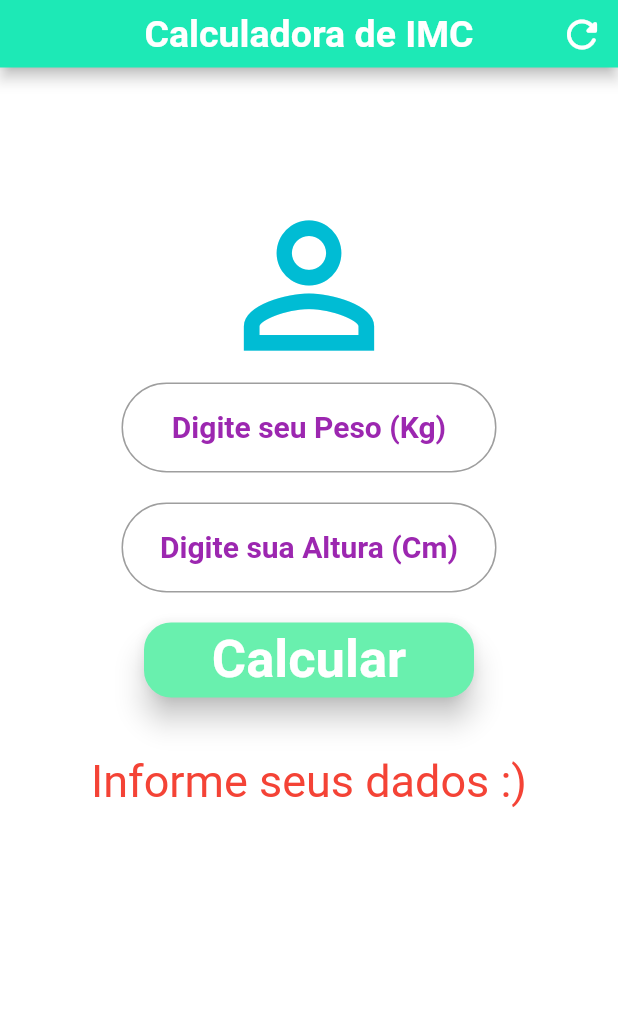
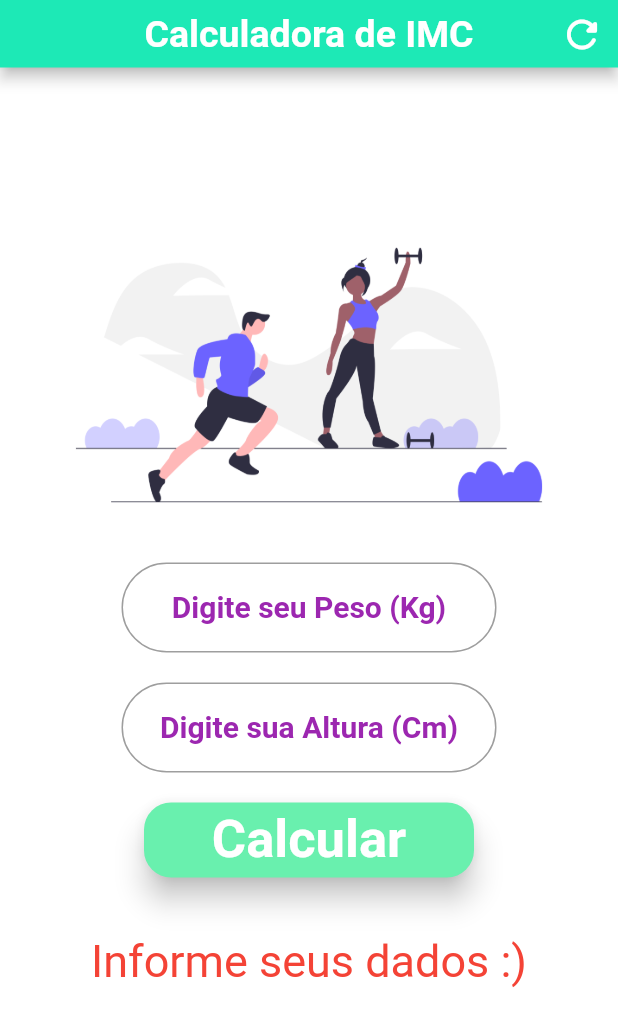
Before and after one commit to moraesnicol/imc_flutter, a Flutter app: the screen it shows after launch, on a phone screen of 412 x 824 dp. Shown: the top 1026 px of the screen. Run offline on Flutter 3.47's test engine with Material 2 defaults, Android fonts, the phone set to English and light mode, and no system bars.

Commit message:
assets included

```diff
--- a/lib/main.dart
+++ b/lib/main.dart
@@ -90,10 +90,10 @@ class _HomeState extends State<Home> {
               mainAxisAlignment: MainAxisAlignment.center,
               children: [
                 Center(
-                  child: Icon(
-                    Icons.person_outline,
-                    size: 130,
-                    color: Colors.cyan,
+                  child:  Image.asset(
+                    'images/fitness.png',
+                    width: 380,
+                    height: 250,
                   ),
                 ),
                 Container(
--- a/pubspec.yaml
+++ b/pubspec.yaml
@@ -47,9 +47,8 @@ flutter:
   uses-material-design: true
 
   # To add assets to your application, add an assets section, like this:
-  # assets:
-  #   - images/a_dot_burr.jpeg
-  #   - images/a_dot_ham.jpeg
+  assets:
+      - images/
 
   # An image asset can refer to one or more resolution-specific "variants", see
   # https://flutter.dev/assets-and-images/#resolution-aware.
```
Also changed, not shown: images/fitness.png (added).
